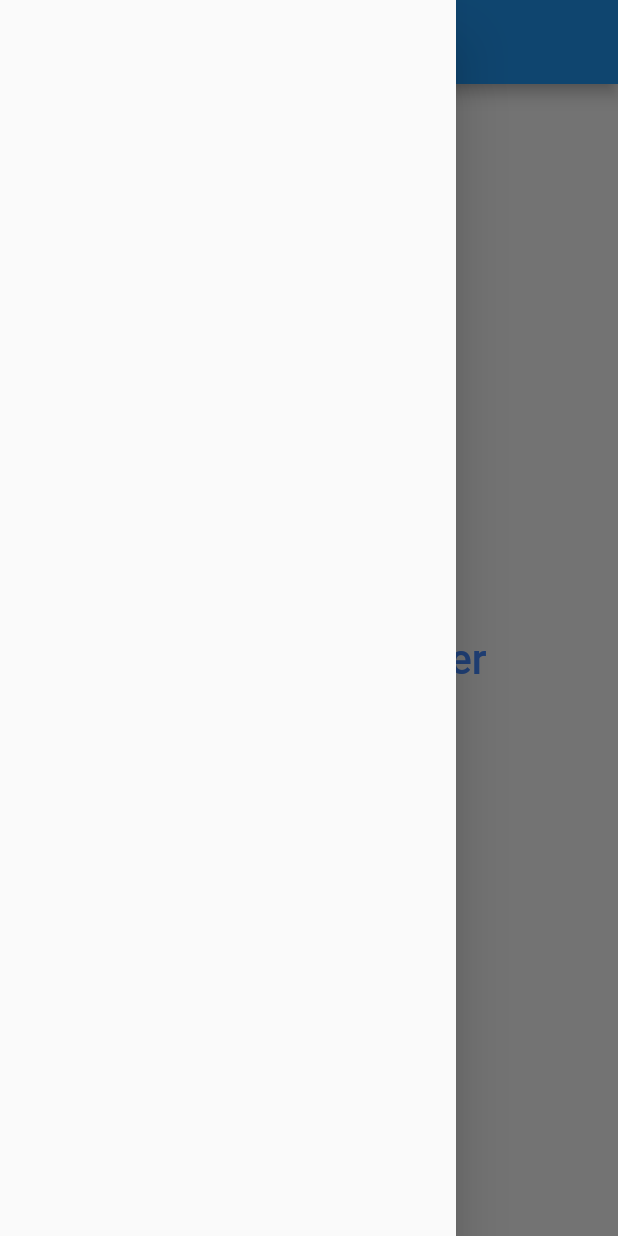
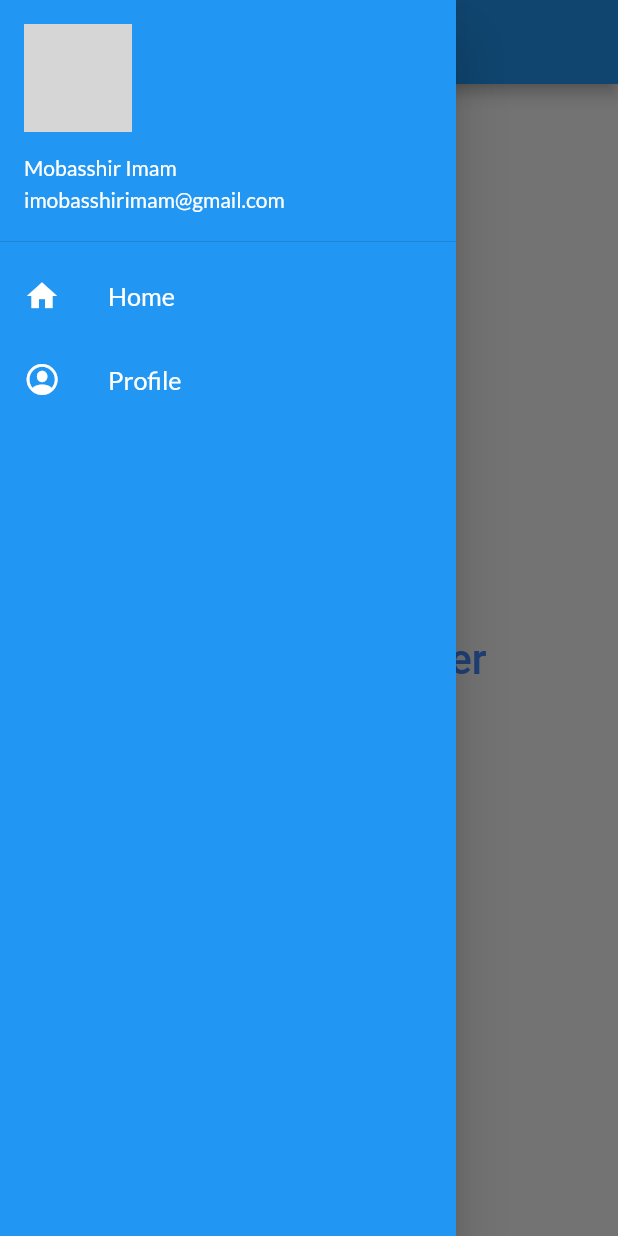
Before and after one commit to imobasshir/fuzzy-broccoli, a Flutter app: the HomePage screen opened by its route, with the side drawer open, on a phone screen of 412 x 824 dp. Run offline on Flutter 3.47's test engine with Material 2 defaults, Android fonts, the phone set to English and light mode, and no system bars; our stand-ins replace google_fonts; network calls fail; grey boxes are pictures that could not be loaded.

Commit message:
created a drawer

```diff
--- a/lib/main.dart
+++ b/lib/main.dart
@@ -21,7 +21,7 @@
         brightness: Brightness.dark,
       ),
       routes: {
-        "/": (context) => const LoginPage(),
+        "/": (context) => const HomePage(),
         MyRoutes.homeRoute: (context) => const HomePage(),
         MyRoutes.loginRoute: (context) => const LoginPage(),
       },
--- a/lib/pages/home_page.dart
+++ b/lib/pages/home_page.dart
@@ -1,4 +1,5 @@
 import 'package:flutter/material.dart';
+import '../widgets/drawer.dart';
 
 class HomePage extends StatelessWidget {
   const HomePage({Key? key}) : super(key: key);
@@ -14,7 +15,7 @@ class HomePage extends StatelessWidget {
           ),
         ),
       ),
-      drawer: const Drawer(),
+      drawer: const MyDrawer(),
       body: const Center(
         child: Text(
           'Welcome to Flutter',
--- /dev/null
+++ b/lib/widgets/drawer.dart
@@ -0,0 +1,66 @@
+import 'package:flutter/cupertino.dart';
+import 'package:flutter/material.dart';
+import 'package:google_fonts/google_fonts.dart';
+
+class MyDrawer extends StatelessWidget {
+  const MyDrawer({Key? key}) : super(key: key);
+
+  @override
+  Widget build(BuildContext context) {
+    final imageUrl = 'https://avatars.githubusercontent.com/u/62945306?v=4';
+    return Drawer(
+      backgroundColor: Colors.blue,
+      child: ListView(
+        children: [
+          DrawerHeader(
+            padding: const EdgeInsets.all(0),
+            child: UserAccountsDrawerHeader(
+              margin: EdgeInsets.zero,
+              accountName: Text(
+                'Mobasshir Imam',
+                style: GoogleFonts.lato(),
+              ),
+              accountEmail: Text(
+                'imobasshirimam@gmail.com',
+                style: GoogleFonts.lato(),
+              ),
+              currentAccountPicture: CircleAvatar(
+                backgroundImage: NetworkImage(imageUrl),
+              ),
+            ),
+          ),
+          ListTile(
+            leading: const Icon(
+              Icons.home,
+              color: Colors.white,
+            ),
+            title: Text(
+              'Home',
+              style: GoogleFonts.lato(
+                textStyle: const TextStyle(
+                  color: Colors.white,
+                ),
+              ),
+              textScaleFactor: 1.2,
+            ),
+          ),
+          ListTile(
+            leading: const Icon(
+              CupertinoIcons.profile_circled,
+              color: Colors.white,
+            ),
+            title: Text(
+              'Profile',
+              style: GoogleFonts.lato(
+                textStyle: const TextStyle(
+                  color: Colors.white,
+                ),
+              ),
+              textScaleFactor: 1.2,
+            ),
+          ),
+        ],
+      ),
+    );
+  }
+}
```
